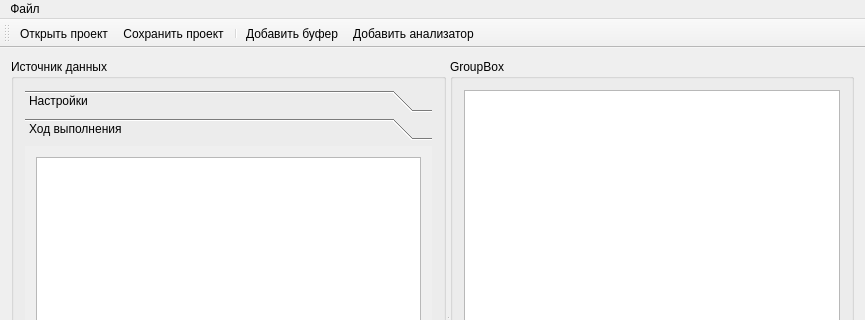
The window that mainwindow.ui (procurator5/nestego) describes before a commit, drawn with Qt 5; both pictures show x 0 to 865 and y 0 to 320 of the 865 by 622 pixel window.
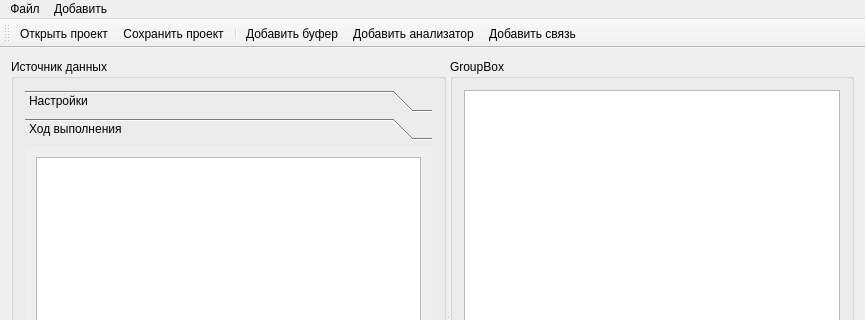
The same window after the commit. The open tabs and pages were chosen to show the change. Icons and pictures are not drawn.

Patch:
```diff
--- a/mainwindow.ui
+++ b/mainwindow.ui
@@ -316,7 +316,16 @@
     <addaction name="action_OpenProject"/>
     <addaction name="action_saveProject"/>
    </widget>
+   <widget class="QMenu" name="menu_2">
+    <property name="title">
+     <string>Добавить</string>
+    </property>
+    <addaction name="action_addBuffer"/>
+    <addaction name="action_addAnalyze"/>
+    <addaction name="action_addEdge"/>
+   </widget>
    <addaction name="menu"/>
+   <addaction name="menu_2"/>
   </widget>
   <widget class="QToolBar" name="mainToolBar">
    <attribute name="toolBarArea">
@@ -330,6 +339,7 @@
    <addaction name="separator"/>
    <addaction name="action_addBuffer"/>
    <addaction name="action_addAnalyze"/>
+   <addaction name="action_addEdge"/>
   </widget>
   <widget class="QStatusBar" name="statusBar"/>
   <action name="action_addAnalyze">
@@ -368,6 +378,15 @@
     <string>Добавить буфер</string>
    </property>
   </action>
+  <action name="action_addEdge">
+   <property name="icon">
+    <iconset resource="icons.qrc">
+     <normaloff>:/options/draw-bezier-curves.png</normaloff>:/options/draw-bezier-curves.png</iconset>
+   </property>
+   <property name="text">
+    <string>Добавить связь</string>
+   </property>
+  </action>
  </widget>
  <layoutdefault spacing="6" margin="11"/>
  <resources>
```
Left out of the diff: 4 changed lines with no effect on the pictures.
